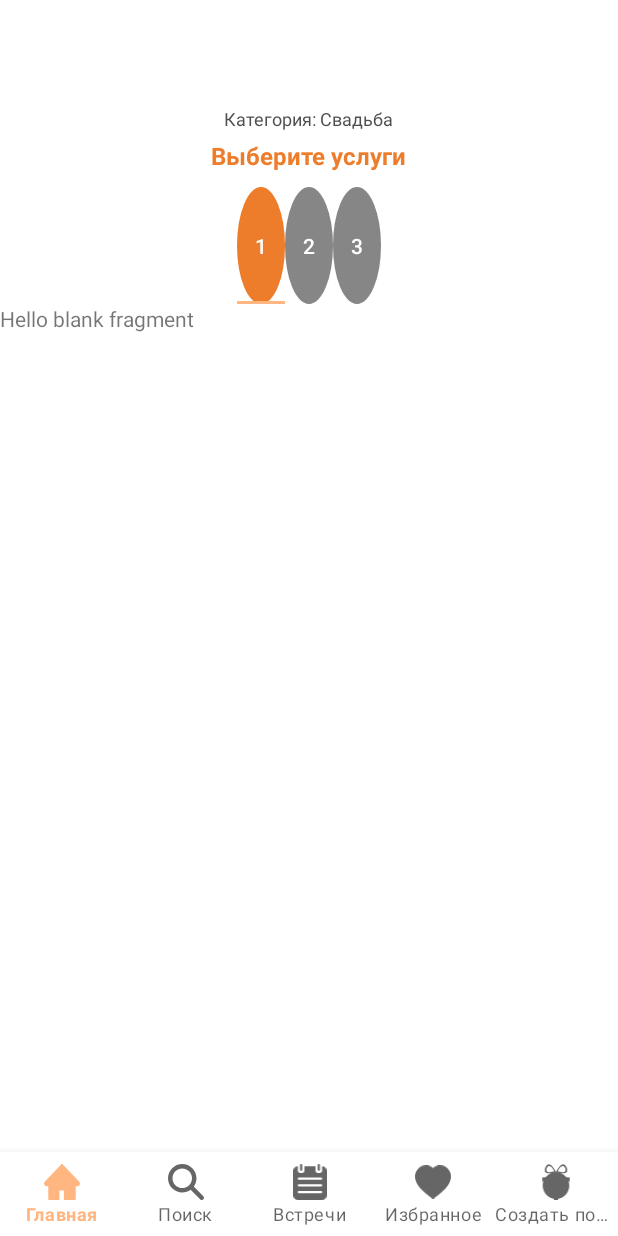
After one commit to MikaOlala/toigether-anddroid-app, an Android app: the TabLayoutFragment screen opened through its navigation route, on a phone screen of 412 x 824 dp. The commit adds this screen. Run offline under Robolectric (Android 15) with nearby library versions, the phone set to English and light mode, and no system bars; our stand-ins replace navigation-ui.

Commit message:
started pagination in generation fragment

```diff
--- /dev/null
+++ b/app/src/main/java/com/example/toigether/CityGenerationFragment.java
@@ -0,0 +1,19 @@
+package com.example.toigether;
+
+import android.os.Bundle;
+
+import androidx.fragment.app.Fragment;
+
+import android.view.LayoutInflater;
+import android.view.View;
+import android.view.ViewGroup;
+
+public class CityGenerationFragment extends Fragment {
+
+    @Override
+    public View onCreateView(LayoutInflater inflater, ViewGroup container,
+                             Bundle savedInstanceState) {
+        // Inflate the layout for this fragment
+        return inflater.inflate(R.layout.generation_city, container, false);
+    }
+}
--- /dev/null
+++ b/app/src/main/java/com/example/toigether/DateGenerationFragment.java
@@ -0,0 +1,19 @@
+package com.example.toigether;
+
+import android.os.Bundle;
+
+import androidx.fragment.app.Fragment;
+
+import android.view.LayoutInflater;
+import android.view.View;
+import android.view.ViewGroup;
+
+public class DateGenerationFragment extends Fragment {
+
+    @Override
+    public View onCreateView(LayoutInflater inflater, ViewGroup container,
+                             Bundle savedInstanceState) {
+        // Inflate the layout for this fragment
+        return inflater.inflate(R.layout.generation_date, container, false);
+    }
+}
--- /dev/null
+++ b/app/src/main/java/com/example/toigether/LocationGenerationFragment.java
@@ -0,0 +1,19 @@
+package com.example.toigether;
+
+import android.os.Bundle;
+
+import androidx.fragment.app.Fragment;
+
+import android.view.LayoutInflater;
+import android.view.View;
+import android.view.ViewGroup;
+
+public class LocationGenerationFragment extends Fragment {
+
+    @Override
+    public View onCreateView(LayoutInflater inflater, ViewGroup container,
+                             Bundle savedInstanceState) {
+        // Inflate the layout for this fragment
+        return inflater.inflate(R.layout.generation_location, container, false);
+    }
+}
--- /dev/null
+++ b/app/src/main/java/com/example/toigether/TabLayoutFragment.java
@@ -0,0 +1,36 @@
+package com.example.toigether;
+
+import android.os.Bundle;
+
+import androidx.fragment.app.Fragment;
+import androidx.fragment.app.FragmentPagerAdapter;
+import androidx.viewpager.widget.ViewPager;
+
+import android.view.LayoutInflater;
+import android.view.View;
+import android.view.ViewGroup;
+
+import com.example.toigether.adapters.TLGenerationAdapter;
+import com.google.android.material.tabs.TabLayout;
+
+public class TabLayoutFragment extends Fragment {
+
+    @Override
+    public View onCreateView(LayoutInflater inflater, ViewGroup container,
+                             Bundle savedInstanceState) {
+        View view = inflater.inflate(R.layout.fragment_tab_layout, container, false);
+
+        TabLayout tabLayout = view.findViewById(R.id.tabLayoutGeneration);
+        ViewPager viewPager = view.findViewById(R.id.pagerGeneration);
+        tabLayout.setupWithViewPager(viewPager);
+
+        TLGenerationAdapter tlGenerationAdapter = new TLGenerationAdapter(getParentFragmentManager(), FragmentPagerAdapter.BEHAVIOR_RESUME_ONLY_CURRENT_FRAGMENT);
+        tlGenerationAdapter.addFragment(new DateGenerationFragment(), "1");
+        tlGenerationAdapter.addFragment(new CityGenerationFragment(), "2");
+        tlGenerationAdapter.addFragment(new LocationGenerationFragment(), "3");
+
+        viewPager.setAdapter(tlGenerationAdapter);
+
+        return view;
+    }
+}
--- /dev/null
+++ b/app/src/main/java/com/example/toigether/adapters/TLGenerationAdapter.java
@@ -0,0 +1,42 @@
+package com.example.toigether.adapters;
+
+import androidx.annotation.NonNull;
+import androidx.annotation.Nullable;
+import androidx.fragment.app.Fragment;
+import androidx.fragment.app.FragmentActivity;
+import androidx.fragment.app.FragmentManager;
+import androidx.fragment.app.FragmentPagerAdapter;
+import androidx.viewpager2.adapter.FragmentStateAdapter;
+
+import java.util.ArrayList;
+
+public class TLGenerationAdapter extends FragmentPagerAdapter {
+    private final ArrayList<Fragment> fragmentArrayList = new ArrayList<>();
+    private final ArrayList<String> fragmentTitle = new ArrayList<>();
+
+    public TLGenerationAdapter(@NonNull FragmentManager fm, int behavior) {
+        super(fm, behavior);
+    }
+
+    @NonNull
+    @Override
+    public Fragment getItem(int position) {
+        return fragmentArrayList.get(position);
+    }
+
+    @Override
+    public int getCount() {
+        return fragmentArrayList.size();
+    }
+
+    public void addFragment(Fragment fragment, String title) {
+        fragmentArrayList.add(fragment);
+        fragmentTitle.add(title);
+    }
+
+    @Nullable
+    @Override
+    public CharSequence getPageTitle(int position) {
+        return fragmentTitle.get(position);
+    }
+}
--- /dev/null
+++ b/app/src/main/res/drawable/selector_navigation_generator.xml
@@ -0,0 +1,13 @@
+<?xml version="1.0" encoding="utf-8"?>
+<selector xmlns:android="http://schemas.android.com/apk/res/android">
+    <item android:state_selected="true">
+        <shape android:shape="oval">
+            <solid android:color="@color/orange"/>
+        </shape>
+    </item>
+    <item android:state_selected="false">
+        <shape android:shape="oval">
+            <solid android:color="@color/gray"/>
+        </shape>
+    </item>
+</selector>
--- /dev/null
+++ b/app/src/main/res/layout/fragment_tab_layout.xml
@@ -0,0 +1,65 @@
+<?xml version="1.0" encoding="utf-8"?>
+<LinearLayout xmlns:android="http://schemas.android.com/apk/res/android"
+    xmlns:tools="http://schemas.android.com/tools"
+    android:layout_width="match_parent"
+    android:layout_height="match_parent"
+    xmlns:app="http://schemas.android.com/apk/res-auto"
+    tools:context=".TabLayoutFragment"
+    android:orientation="vertical">
+
+    <TextView
+        android:layout_width="wrap_content"
+        android:layout_height="wrap_content"
+        android:text="Категория: Свадьба"
+        android:textColor="@color/almost_black"
+        android:textSize="12sp"
+        android:layout_gravity="center"
+        android:paddingVertical="5sp"
+        android:layout_marginTop="65sp" />
+    <TextView
+        android:layout_width="wrap_content"
+        android:layout_height="wrap_content"
+        android:text="@string/choose_service"
+        android:textSize="16sp"
+        android:textColor="@color/orange"
+        android:textStyle="bold"
+        android:layout_gravity="center"/>
+
+    <com.google.android.material.tabs.TabLayout
+        android:id="@+id/tabLayoutGeneration"
+        android:layout_width="match_parent"
+        android:layout_height="78sp"
+        android:layout_marginTop="10sp"
+        app:tabBackground="@drawable/selector_navigation_generator"
+
+        app:tabIndicatorGravity="bottom"
+        app:tabMaxWidth="41sp"
+        app:tabTextColor="@color/white">
+
+        <com.google.android.material.tabs.TabItem
+            android:id="@+id/tabDate"
+            android:layout_width="wrap_content"
+            android:layout_height="wrap_content"
+            android:text="1" />
+
+        <com.google.android.material.tabs.TabItem
+            android:id="@+id/tabCity"
+            android:layout_width="wrap_content"
+            android:layout_height="wrap_content"
+            android:text="2" />
+
+        <com.google.android.material.tabs.TabItem
+            android:id="@+id/tabLocation"
+            android:layout_width="wrap_content"
+            android:layout_height="wrap_content"
+            android:text="3" />
+    </com.google.android.material.tabs.TabLayout>
+
+    <androidx.viewpager.widget.ViewPager
+        android:id="@+id/pagerGeneration"
+        android:layout_width="match_parent"
+        android:layout_height="wrap_content" />
+
+
+
+</LinearLayout>
--- /dev/null
+++ b/app/src/main/res/layout/generation_date.xml
@@ -0,0 +1,14 @@
+<?xml version="1.0" encoding="utf-8"?>
+<FrameLayout xmlns:android="http://schemas.android.com/apk/res/android"
+    xmlns:tools="http://schemas.android.com/tools"
+    android:layout_width="match_parent"
+    android:layout_height="match_parent"
+    tools:context=".DateGenerationFragment">
+
+    <!-- TODO: Update blank fragment layout -->
+    <TextView
+        android:layout_width="match_parent"
+        android:layout_height="match_parent"
+        android:text="@string/hello_blank_fragment" />
+
+</FrameLayout>
--- a/app/src/main/res/navigation/mobile_navigation.xml
+++ b/app/src/main/res/navigation/mobile_navigation.xml
@@ -31,12 +31,12 @@
         android:name="com.example.toigether.ui.generation.GenerationFragment"
         tools:layout="@layout/fragment_generation" >
         <action
-            android:id="@+id/action_navigation_generation_to_calendarFragment"
-            app:destination="@id/calendarFragment" />
+            android:id="@+id/action_navigation_generation_to_tabLayoutFragment"
+            app:destination="@id/tabLayoutFragment" />
     </fragment>
     <fragment
-        android:id="@+id/calendarFragment"
-        android:name="com.example.toigether.CalendarFragment"
-        android:label="fragment_calendar"
-        tools:layout="@layout/fragment_calendar" />
+        android:id="@+id/tabLayoutFragment"
+        android:name="com.example.toigether.TabLayoutFragment"
+        android:label="fragment_tab_layout"
+        tools:layout="@layout/fragment_tab_layout" />
 </navigation>
--- a/app/src/main/res/values/strings.xml
+++ b/app/src/main/res/values/strings.xml
@@ -14,4 +14,7 @@
     <!-- TODO: Remove or change this placeholder text -->
     <string name="hello_blank_fragment">Hello blank fragment</string>
     <string name="choose_service">Выберите услуги</string>
+    <string name="date">Дата</string>
+    <string name="city">Город</string>
+    <string name="location">Локация</string>
 </resources>
--- a/app/src/main/res/values/styles.xml
+++ b/app/src/main/res/values/styles.xml
@@ -38,4 +38,5 @@
         <item name="layout_constraintTop_toTopOf">parent</item>
         <item name="layout_constraintLeft_toLeftOf">parent</item>
     </style>
+
 </resources>
--- a/build.gradle
+++ b/build.gradle
@@ -1,7 +1,7 @@
 // Top-level build file where you can add configuration options common to all sub-projects/modules.
 plugins {
-    id 'com.android.application' version '7.1.2' apply false
-    id 'com.android.library' version '7.1.2' apply false
+    id 'com.android.application' version '7.1.3' apply false
+    id 'com.android.library' version '7.1.3' apply false
 }
 
 
```
Also changed, not shown: app/src/main/java/com/example/toigether/CalendarFragment.java (deleted, +0 -64 lines), app/src/main/java/com/example/toigether/ui/generation/GenerationFragment.java (+8 -8 lines), app/src/main/res/layout/fragment_calendar.xml (deleted, +0 -29 lines), app/src/main/res/layout/generation_city.xml (added, +14 -0 lines), app/src/main/res/layout/generation_location.xml (added, +14 -0 lines).
